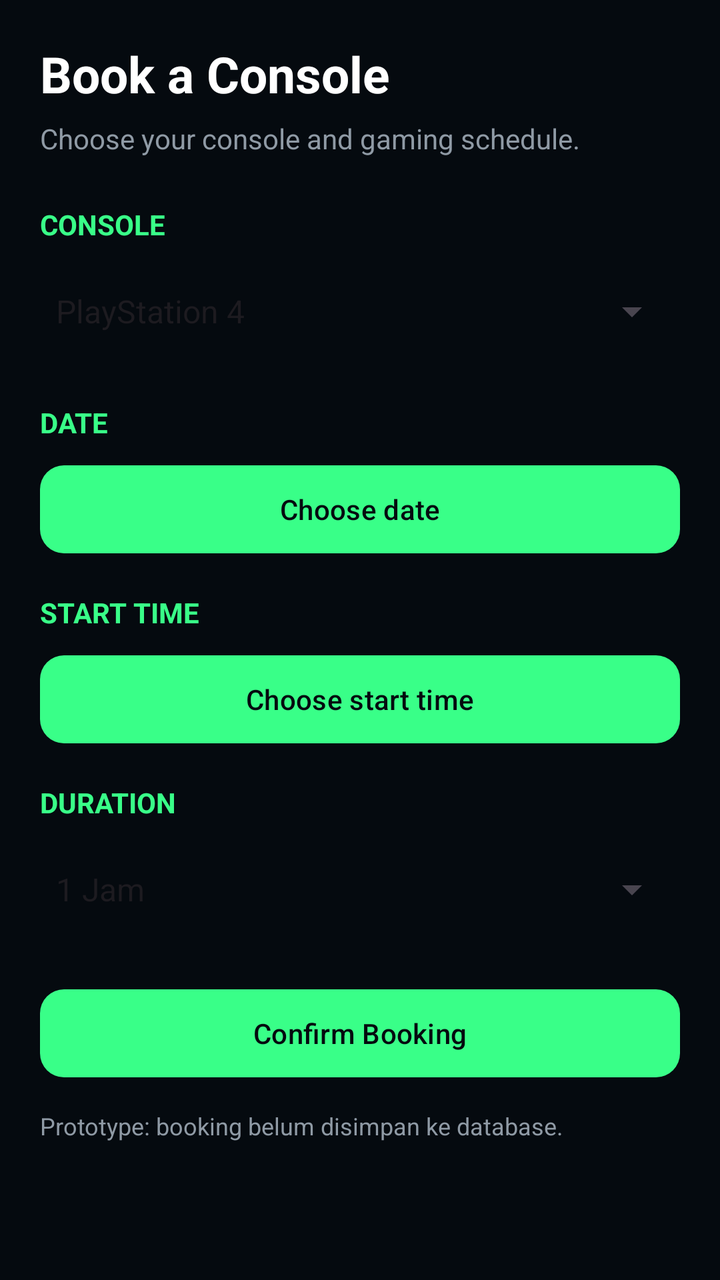
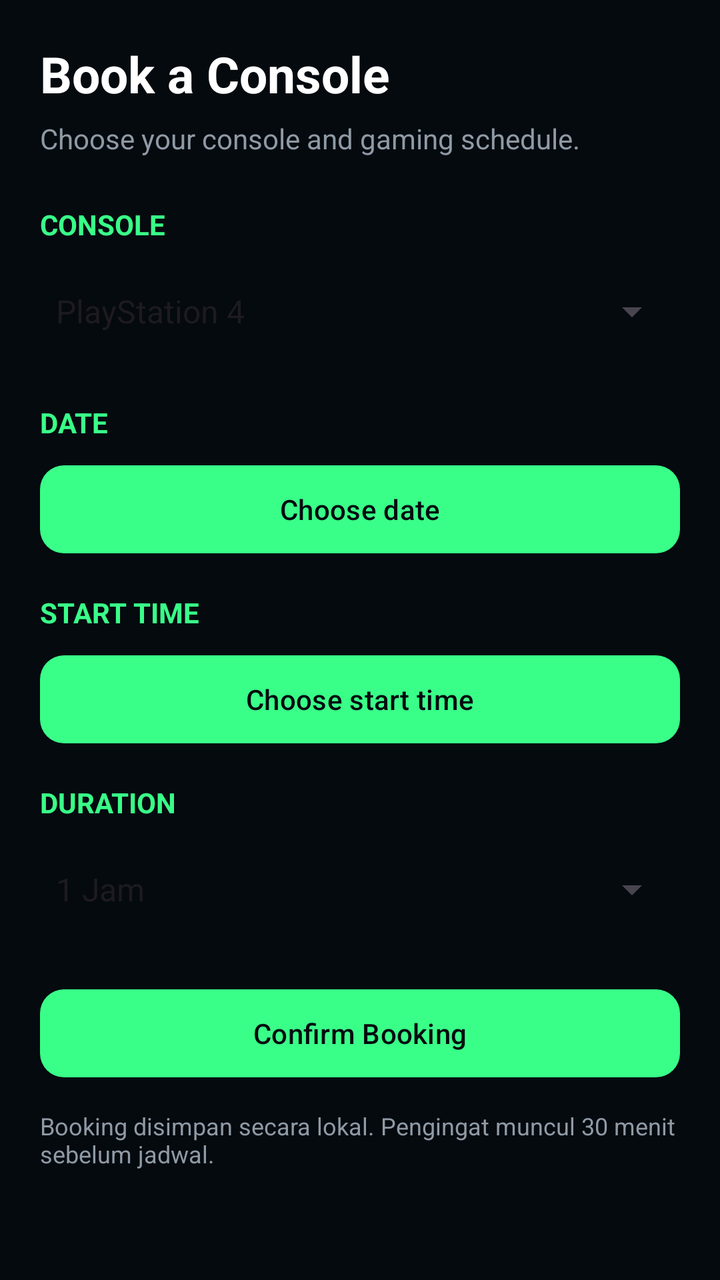

Before-and-after screenshots of an Android layout around one commit, followed by the original layout XML and the change that was made.
<!-- AndroidManifest.xml: application theme Theme.Gebtaro -->
<!-- res/layout/fragment_booking.xml -->
<?xml version="1.0" encoding="utf-8"?>
<ScrollView xmlns:android="http://schemas.android.com/apk/res/android"
    xmlns:app="http://schemas.android.com/apk/res-auto"
    android:layout_width="match_parent"
    android:layout_height="match_parent"
    android:background="#050A0F"
    android:fillViewport="true">

    <LinearLayout
        android:layout_width="match_parent"
        android:layout_height="wrap_content"
        android:orientation="vertical"
        android:padding="20dp">

        <TextView
            android:id="@+id/txtBookingTitle"
            android:layout_width="match_parent"
            android:layout_height="wrap_content"
            android:text="Book a Console"
            android:textColor="#FFFFFF"
            android:textSize="25sp"
            android:textStyle="bold" />

        <TextView
            android:layout_width="match_parent"
            android:layout_height="wrap_content"
            android:layout_marginTop="6dp"
            android:text="Choose your console and gaming schedule."
            android:textColor="#8F9AA5"
            android:textSize="14sp" />

        <TextView
            android:layout_width="match_parent"
            android:layout_height="wrap_content"
            android:layout_marginTop="24dp"
            android:text="CONSOLE"
            android:textColor="#39FF88"
            android:textStyle="bold" />

        <Spinner
            android:id="@+id/spinnerConsole"
            android:layout_width="match_parent"
            android:layout_height="52dp"
            android:layout_marginTop="8dp"
            android:entries="@array/console_options" />

        <TextView
            android:layout_width="match_parent"
            android:layout_height="wrap_content"
            android:layout_marginTop="20dp"
            android:text="DATE"
            android:textColor="#39FF88"
            android:textStyle="bold" />

        <com.google.android.material.button.MaterialButton
            android:id="@+id/btnDate"
            android:layout_width="match_parent"
            android:layout_height="52dp"
            android:layout_marginTop="8dp"
            android:text="Choose date"
            android:textColor="#050A0F"
            app:backgroundTint="#39FF88"
            app:cornerRadius="12dp" />

        <TextView
            android:layout_width="match_parent"
            android:layout_height="wrap_content"
            android:layout_marginTop="16dp"
            android:text="START TIME"
            android:textColor="#39FF88"
            android:textStyle="bold" />

        <com.google.android.material.button.MaterialButton
            android:id="@+id/btnTime"
            android:layout_width="match_parent"
            android:layout_height="52dp"
            android:layout_marginTop="8dp"
            android:text="Choose start time"
            android:textColor="#050A0F"
            app:backgroundTint="#39FF88"
            app:cornerRadius="12dp" />

        <TextView
            android:layout_width="match_parent"
            android:layout_height="wrap_content"
            android:layout_marginTop="16dp"
            android:text="DURATION"
            android:textColor="#39FF88"
            android:textStyle="bold" />

        <Spinner
            android:id="@+id/spinnerDuration"
            android:layout_width="match_parent"
            android:layout_height="52dp"
            android:layout_marginTop="8dp"
            android:entries="@array/duration_options" />

        <com.google.android.material.button.MaterialButton
            android:id="@+id/btnConfirmBooking"
            android:layout_width="match_parent"
            android:layout_height="52dp"
            android:layout_marginTop="20dp"
            android:text="Confirm Booking"
            android:textColor="#050A0F"
            app:backgroundTint="#39FF88"
            app:cornerRadius="12dp" />

        <TextView
            android:layout_width="match_parent"
            android:layout_height="wrap_content"
            android:layout_marginTop="12dp"
            android:text="Prototype: booking belum disimpan ke database."
            android:textColor="#8F9AA5"
            android:textSize="12sp" />

    </LinearLayout>
</ScrollView>
<!-- resources referenced by this layout -->
<resources>
  <string-array name="console_options">
          <item>PlayStation 4</item>
          <item>PlayStation 5</item>
      </string-array>
  <string-array name="duration_options">
          <item>1 Jam</item>
          <item>2 Jam</item>
          <item>3 Jam</item>
          <item>4 Jam</item>
      </string-array>
  <style name="Theme.Gebtaro" parent="Base.Theme.Gebtaro" />
  <style name="Base.Theme.Gebtaro" parent="Theme.Material3.DayNight.NoActionBar">
  
          <item name="android:statusBarColor">#050A0F</item>
          <item name="android:navigationBarColor">#050A0F</item>
          <item name="android:windowLightStatusBar">false</item>
          <item name="android:windowDrawsSystemBarBackgrounds">true</item>
  
      </style>
</resources>

<!-- the commit's change to res/layout/fragment_booking.xml (unified diff, before → after) -->
@@ -109,9 +109,10 @@
             android:layout_width="match_parent"
             android:layout_height="wrap_content"
             android:layout_marginTop="12dp"
-            android:text="Prototype: booking belum disimpan ke database."
+            android:text="Booking disimpan secara lokal. Pengingat muncul 30 menit sebelum jadwal."
             android:textColor="#8F9AA5"
             android:textSize="12sp" />
 
     </LinearLayout>
+
 </ScrollView>
